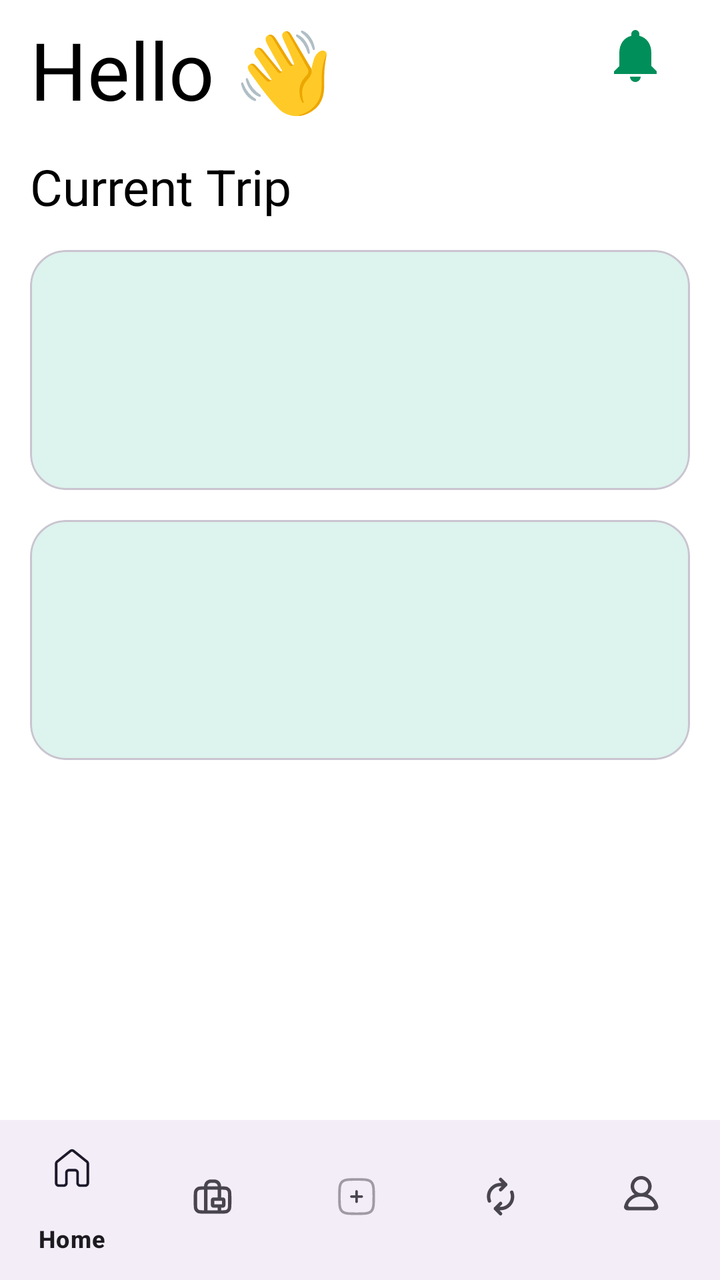
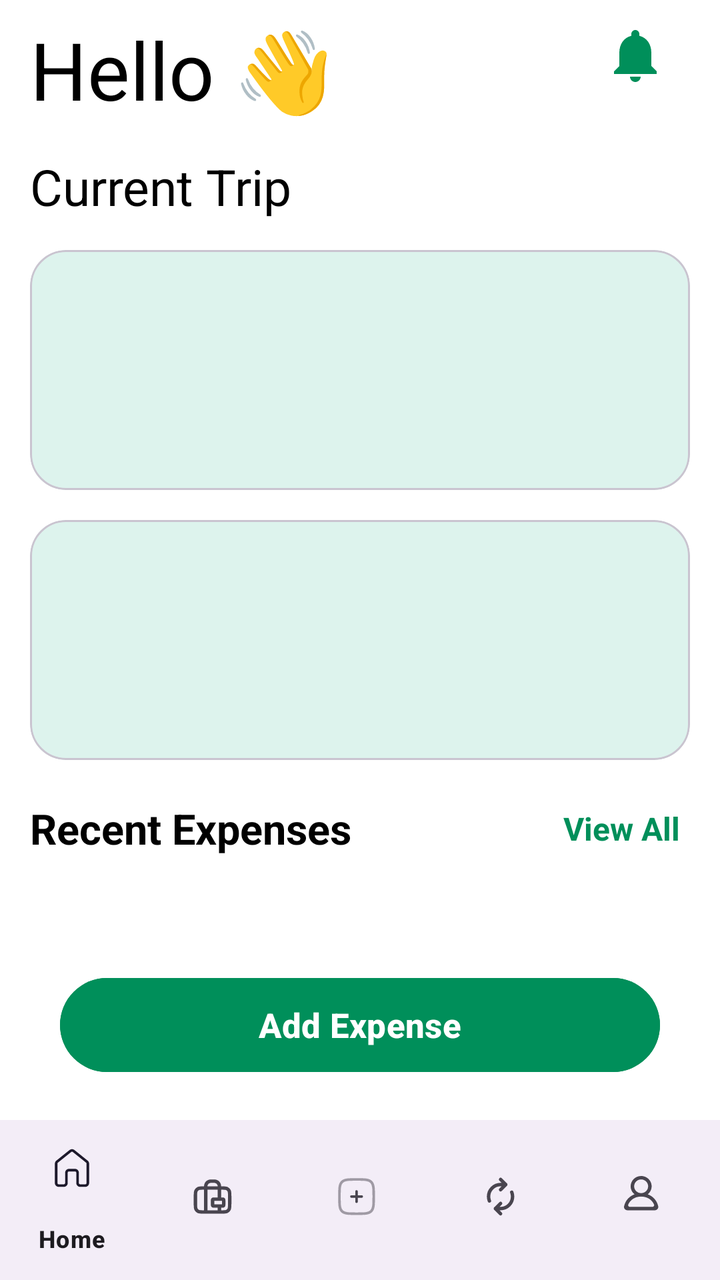

Compare the two renders of this Android layout. The source of the first and the diff that turns it into the second are given below.
<!-- AndroidManifest.xml: application theme Theme.TrailSplit -->
<!-- res/layout/activity_homescreen.xml -->
<?xml version="1.0" encoding="utf-8"?>
<androidx.constraintlayout.widget.ConstraintLayout xmlns:android="http://schemas.android.com/apk/res/android"
    xmlns:app="http://schemas.android.com/apk/res-auto"
    xmlns:tools="http://schemas.android.com/tools"
    android:id="@+id/main"
    android:layout_width="match_parent"
    android:layout_height="match_parent"
    tools:context=".Homescreen"
    android:background="@color/white">

    <TextView
        android:id="@+id/greeting"
        android:layout_width="match_parent"
        android:layout_height="wrap_content"
        android:text="Hello 👋"
        android:textSize="40dp"
        android:layout_marginLeft="15dp"
        android:layout_marginTop="8dp"
        android:textColor="@color/black"
        app:layout_constraintStart_toStartOf="parent"
        app:layout_constraintTop_toTopOf="parent"
        app:layout_constraintEnd_toEndOf="parent"
        />
    <ImageButton
        android:id="@+id/notificationIcon"
        android:layout_width="55dp"
        android:layout_height="55dp"
        android:src="@drawable/ic_notifications"
        android:background="@android:color/transparent"
        android:contentDescription="Notification"
        app:tint="#008F5A"
        android:padding="10dp"
        app:layout_constraintTop_toTopOf="parent"
        app:layout_constraintEnd_toEndOf="parent"
        android:layout_marginRight="15dp"

        />
    <TextView
        android:id="@+id/trip_id"
        android:layout_width="wrap_content"
        android:layout_height="wrap_content"
        android:text="Current Trip"
        android:textSize="25dp"
       android:layout_marginTop="15dp"
        android:textColor="@color/black"
        app:layout_constraintTop_toBottomOf="@id/greeting"
        app:layout_constraintStart_toStartOf="@id/greeting"
        />


  

    <com.google.android.material.card.MaterialCardView
        android:id="@+id/currentTripCard"
        android:layout_height="120dp"
        android:layout_width="0dp"
        android:layout_marginStart="15dp"
        android:layout_marginTop="15dp"
        android:layout_marginEnd="15dp"
        app:cardCornerRadius="18dp"
        android:elevation="3dp"
        app:cardBackgroundColor="#DDF3ED"
        app:layout_constraintTop_toBottomOf="@id/trip_id"
        app:layout_constraintStart_toStartOf="parent"
        app:layout_constraintEnd_toEndOf="parent"
        >

        




        ></com.google.android.material.card.MaterialCardView>
    <com.google.android.material.card.MaterialCardView
        android:id="@+id/Expensesumaarycard"
        android:layout_height="120dp"
        android:layout_width="0dp"
        android:layout_marginStart="15dp"
        android:layout_marginTop="15dp"
        android:layout_marginEnd="15dp"
        app:cardCornerRadius="18dp"
        android:elevation="3dp"
        app:cardBackgroundColor="#DDF3ED"
        app:layout_constraintTop_toBottomOf="@id/currentTripCard"
        app:layout_constraintStart_toStartOf="parent"
        app:layout_constraintEnd_toEndOf="parent"
        >

        




        ></com.google.android.material.card.MaterialCardView>
<androidx.recyclerview.widget.RecyclerView
    android:id="@+id/expenserecycler"
    android:layout_width="wrap_content"
    android:layout_height="wrap_content"
    app:layout_constraintTop_toBottomOf="@id/Expensesumaarycard"
    app:layout_constraintStart_toStartOf="@id/Expensesumaarycard"
    app:layout_constraintEnd_toEndOf="@id/Expensesumaarycard"
    />









    <com.google.android.material.bottomnavigation.BottomNavigationView
        android:id="@+id/bottom_nav"
        android:layout_width="match_parent"
        android:layout_height="80dp"
        app:layout_constraintBottom_toBottomOf="parent"
        app:menu="@menu/bottom_nav_menu"


        />












</androidx.constraintlayout.widget.ConstraintLayout>
<!-- resources referenced by this layout -->
<resources>
  <color name="black">#FF000000</color>
  <color name="white">#FFFFFFFF</color>
  <!-- drawable ic_notifications (drawable) -->
  <vector xmlns:android="http://schemas.android.com/apk/res/android" android:height="32dp" android:tint="#0E8F00" android:viewportHeight="24" android:viewportWidth="24" android:width="32dp">
        
      <path android:fillColor="@android:color/white" android:pathData="M12,22c1.1,0 2,-0.9 2,-2h-4c0,1.1 0.89,2 2,2zM18,16v-5c0,-3.07 -1.64,-5.64 -4.5,-6.32L13.5,4c0,-0.83 -0.67,-1.5 -1.5,-1.5s-1.5,0.67 -1.5,1.5v0.68C7.63,5.36 6,7.92 6,11v5l-2,2v1h16v-1l-2,-2z"/>
      
  </vector>
  <style name="Theme.TrailSplit" parent="Base.Theme.TrailSplit" />
  <style name="Base.Theme.TrailSplit" parent="Theme.Material3.DayNight.NoActionBar">
          
          
      </style>
</resources>

<!-- the commit's change to res/layout/activity_homescreen.xml (unified diff, before → after) -->
@@ -1,26 +1,31 @@
 <?xml version="1.0" encoding="utf-8"?>
-<androidx.constraintlayout.widget.ConstraintLayout xmlns:android="http://schemas.android.com/apk/res/android"
+<androidx.constraintlayout.widget.ConstraintLayout
+    xmlns:android="http://schemas.android.com/apk/res/android"
     xmlns:app="http://schemas.android.com/apk/res-auto"
     xmlns:tools="http://schemas.android.com/tools"
     android:id="@+id/main"
     android:layout_width="match_parent"
     android:layout_height="match_parent"
-    tools:context=".Homescreen"
-    android:background="@color/white">
+    android:background="@color/white"
+    tools:context=".Homescreen">
+
+    
 
     <TextView
         android:id="@+id/greeting"
-        android:layout_width="match_parent"
+        android:layout_width="0dp"
         android:layout_height="wrap_content"
         android:text="Hello 👋"
-        android:textSize="40dp"
-        android:layout_marginLeft="15dp"
+        android:textSize="40sp"
+        android:layout_marginStart="15dp"
         android:layout_marginTop="8dp"
         android:textColor="@color/black"
         app:layout_constraintStart_toStartOf="parent"
-        app:layout_constraintTop_toTopOf="parent"
         app:layout_constraintEnd_toEndOf="parent"
-        />
+        app:layout_constraintTop_toTopOf="parent" />
+
+    
+
     <ImageButton
         android:id="@+id/notificationIcon"
         android:layout_width="55dp"
@@ -28,106 +33,129 @@
         android:src="@drawable/ic_notifications"
         android:background="@android:color/transparent"
         android:contentDescription="Notification"
+        android:padding="10dp"
         app:tint="#008F5A"
-        android:padding="10dp"
+        android:layout_marginEnd="15dp"
         app:layout_constraintTop_toTopOf="parent"
-        app:layout_constraintEnd_toEndOf="parent"
-        android:layout_marginRight="15dp"
+        app:layout_constraintEnd_toEndOf="parent" />
 
-        />
+    
+
     <TextView
         android:id="@+id/trip_id"
         android:layout_width="wrap_content"
         android:layout_height="wrap_content"
         android:text="Current Trip"
-        android:textSize="25dp"
-       android:layout_marginTop="15dp"
+        android:textSize="25sp"
         android:textColor="@color/black"
+        android:layout_marginTop="15dp"
         app:layout_constraintTop_toBottomOf="@id/greeting"
-        app:layout_constraintStart_toStartOf="@id/greeting"
-        />
+        app:layout_constraintStart_toStartOf="@id/greeting" />
 
-
-  
+    
 
     <com.google.android.material.card.MaterialCardView
         android:id="@+id/currentTripCard"
+        android:layout_width="0dp"
         android:layout_height="120dp"
-        android:layout_width="0dp"
         android:layout_marginStart="15dp"
+        android:layout_marginEnd="15dp"
         android:layout_marginTop="15dp"
-        android:layout_marginEnd="15dp"
+        android:elevation="3dp"
         app:cardCornerRadius="18dp"
-        android:elevation="3dp"
         app:cardBackgroundColor="#DDF3ED"
         app:layout_constraintTop_toBottomOf="@id/trip_id"
         app:layout_constraintStart_toStartOf="parent"
-        app:layout_constraintEnd_toEndOf="parent"
-        >
+        app:layout_constraintEnd_toEndOf="parent">
 
-        
+    </com.google.android.material.card.MaterialCardView>
 
+    
 
-
-
-        ></com.google.android.material.card.MaterialCardView>
     <com.google.android.material.card.MaterialCardView
         android:id="@+id/Expensesumaarycard"
+        android:layout_width="0dp"
         android:layout_height="120dp"
-        android:layout_width="0dp"
         android:layout_marginStart="15dp"
+        android:layout_marginEnd="15dp"
         android:layout_marginTop="15dp"
-        android:layout_marginEnd="15dp"
+        android:elevation="3dp"
         app:cardCornerRadius="18dp"
-        android:elevation="3dp"
         app:cardBackgroundColor="#DDF3ED"
         app:layout_constraintTop_toBottomOf="@id/currentTripCard"
         app:layout_constraintStart_toStartOf="parent"
+        app:layout_constraintEnd_toEndOf="parent">
+
+    </com.google.android.material.card.MaterialCardView>
+
+    
+
+    <TextView
+        android:id="@+id/recentExpensesTitle"
+        android:layout_width="wrap_content"
+        android:layout_height="wrap_content"
+        android:text="Recent Expenses"
+        android:textSize="21sp"
+        android:textStyle="bold"
+        android:textColor="@color/black"
+        android:layout_marginTop="20dp"
+        app:layout_constraintTop_toBottomOf="@id/Expensesumaarycard"
+        app:layout_constraintStart_toStartOf="@id/Expensesumaarycard" />
+
+    
+
+    <TextView
+        android:id="@+id/viewAll"
+        android:layout_width="wrap_content"
+        android:layout_height="wrap_content"
+        android:text="View All"
+        android:textSize="16sp"
+        android:textStyle="bold"
+        android:textColor="#008F5A"
+        android:padding="5dp"
+        app:layout_constraintTop_toTopOf="@id/recentExpensesTitle"
+        app:layout_constraintBottom_toBottomOf="@id/recentExpensesTitle"
+        app:layout_constraintEnd_toEndOf="@id/Expensesumaarycard" />
+
+    
+
+    <androidx.recyclerview.widget.RecyclerView
+        android:id="@+id/expenserecycler"
+        android:layout_width="0dp"
+        android:layout_height="0dp"
+        android:layout_marginTop="15dp"
+        android:layout_marginStart="15dp"
+        android:layout_marginEnd="15dp"
+        app:layout_constraintTop_toBottomOf="@id/recentExpensesTitle"
+        app:layout_constraintStart_toStartOf="@id/Expensesumaarycard"
+        app:layout_constraintEnd_toEndOf="@id/Expensesumaarycard"
+        app:layout_constraintBottom_toTopOf="@id/addExpenseButton" />
+
+    
+
+    <Button
+        android:id="@+id/addExpenseButton"
+        android:layout_width="0dp"
+        android:layout_height="55dp"
+        android:layout_marginStart="30dp"
+        android:layout_marginEnd="30dp"
+        android:layout_marginBottom="20dp"
+        android:text="Add Expense"
+        android:textSize="17sp"
+        android:textStyle="bold"
+        android:textColor="@color/white"
+        android:backgroundTint="#008F5A"
+        app:layout_constraintStart_toStartOf="parent"
         app:layout_constraintEnd_toEndOf="parent"
-        >
+        app:layout_constraintBottom_toTopOf="@id/bottom_nav" />
 
-        
-
-
-
-
-        ></com.google.android.material.card.MaterialCardView>
-<androidx.recyclerview.widget.RecyclerView
-    android:id="@+id/expenserecycler"
-    android:layout_width="wrap_content"
-    android:layout_height="wrap_content"
-    app:layout_constraintTop_toBottomOf="@id/Expensesumaarycard"
-    app:layout_constraintStart_toStartOf="@id/Expensesumaarycard"
-    app:layout_constraintEnd_toEndOf="@id/Expensesumaarycard"
-    />
-
-
-
-
-
-
-
-
+    
 
     <com.google.android.material.bottomnavigation.BottomNavigationView
         android:id="@+id/bottom_nav"
         android:layout_width="match_parent"
         android:layout_height="80dp"
-        app:layout_constraintBottom_toBottomOf="parent"
         app:menu="@menu/bottom_nav_menu"
-
-
-        />
-
-
-
-
-
-
-
-
-
-
-
+        app:layout_constraintBottom_toBottomOf="parent" />
 
 </androidx.constraintlayout.widget.ConstraintLayout>
